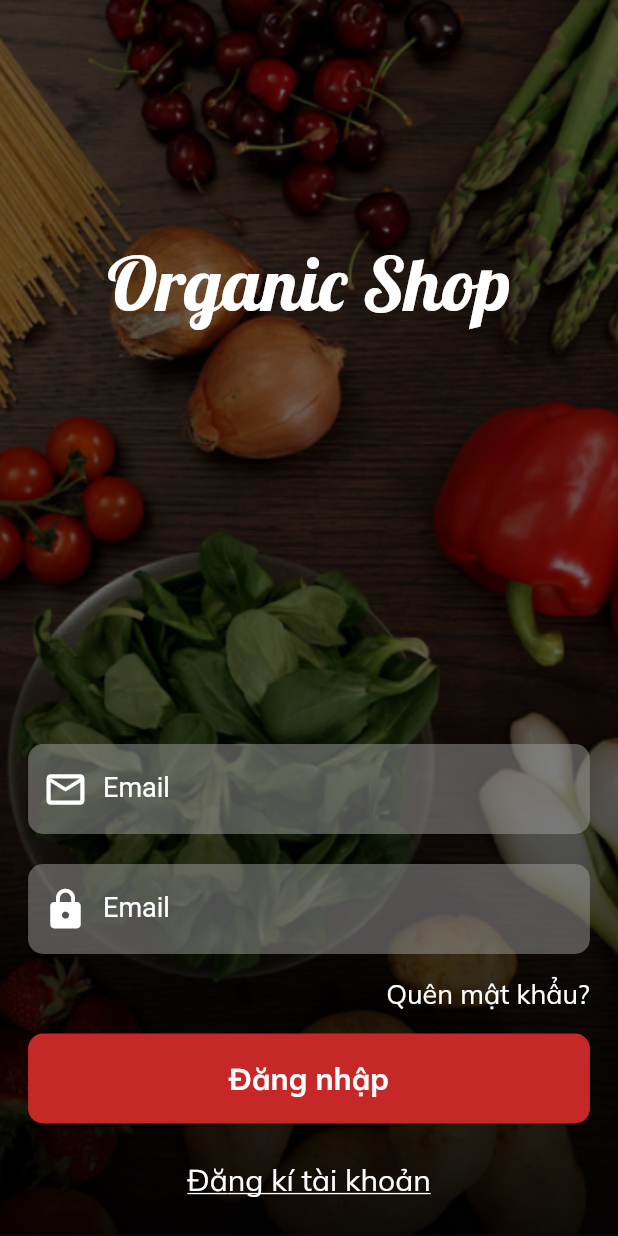
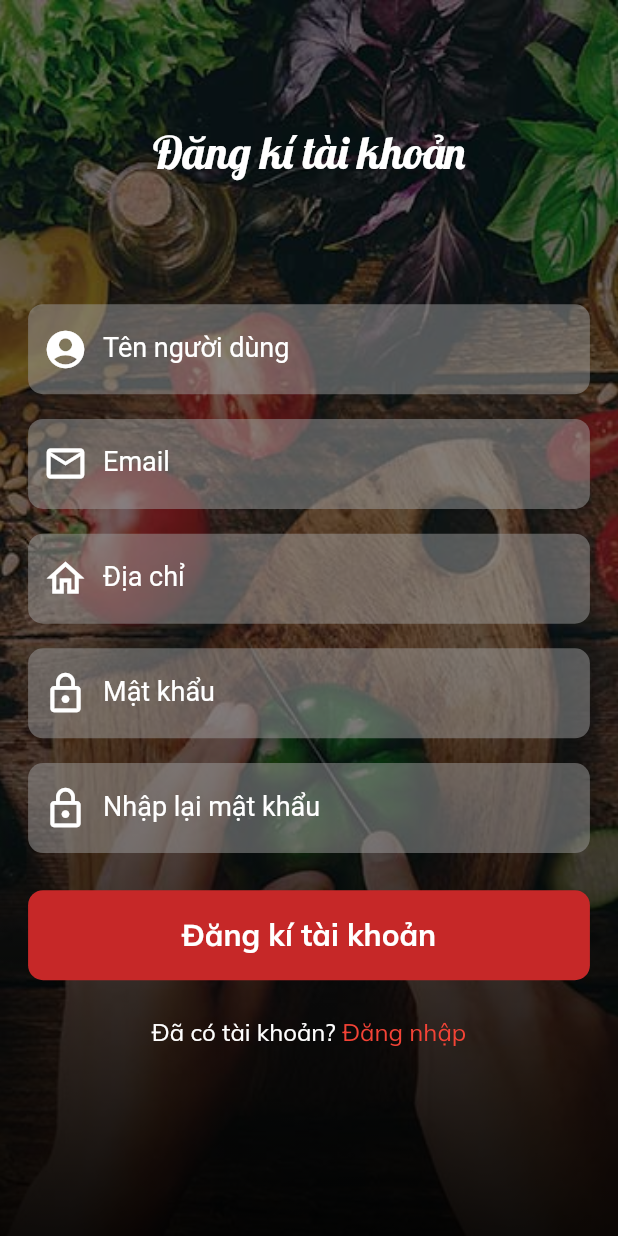
Before and after one commit to huyhuynh1905/organic_app_flutter, a Flutter app: the screen it shows after launch, after a tap on "Đăng kí tài khoản", on a phone screen of 412 x 824 dp. Run offline on Flutter 3.47's test engine with Material 2 defaults, Android fonts, the phone set to English and light mode, and no system bars; our stand-ins replace google_fonts, lottie; project files that could hold a hidden picture were left out.

Commit message:
add register screen

```diff
--- /dev/null
+++ b/lib/const/app_route.dart
@@ -0,0 +1,14 @@
+import 'package:flutter/material.dart';
+import 'package:organic_app_flutter/screen/login_screen.dart';
+import 'package:organic_app_flutter/screen/register_screen.dart';
+import 'package:organic_app_flutter/screen/splash_screen.dart';
+
+class RouteApp{
+  static Map<String, WidgetBuilder> routeApp(BuildContext context) {
+    return <String, WidgetBuilder>{
+      "/" : (context) => SplashScreen(),
+      "/login": (context) => LoginScreen(),
+      "/register": (context) => RegisterScreen()
+    };
+  }
+}
--- a/lib/main.dart
+++ b/lib/main.dart
@@ -1,5 +1,7 @@
 import 'package:flutter/material.dart';
 import 'package:organic_app_flutter/screen/splash_screen.dart';
+
+import 'const/app_route.dart';
 
 void main() {
   runApp(MyApp());
@@ -14,7 +16,9 @@ class MyApp extends StatelessWidget {
       theme: ThemeData(
         primarySwatch: Colors.blue,
       ),
-      home: SplashScreen(),
+      initialRoute: "/",
+      routes: RouteApp.routeApp(context),
+      //home: SplashScreen(),
     );
   }
 }
--- /dev/null
+++ b/lib/mywidget/background_image.dart
@@ -0,0 +1,34 @@
+import 'package:flutter/material.dart';
+
+class BackgroundWidget extends StatelessWidget {
+  const BackgroundWidget({
+    Key? key,
+    required this.pathImage
+  }) : super(key: key);
+
+  final String pathImage;
+
+  @override
+  Widget build(BuildContext context) {
+    return ShaderMask(
+      shaderCallback: (rect) => LinearGradient(
+          begin: Alignment.bottomCenter,
+          end: Alignment.center,
+          colors: [
+            Colors.black87,
+            Colors.transparent
+          ]
+      ).createShader(rect),
+      blendMode: BlendMode.darken,
+      child: Container(
+        decoration: BoxDecoration(
+            image: DecorationImage(
+                image: AssetImage(pathImage),
+                fit: BoxFit.cover,
+                colorFilter: ColorFilter.mode(Colors.black54, BlendMode.darken)
+            )
+        ),
+      ),
+    );
+  }
+}
--- a/lib/mywidget/red_text_button.dart
+++ b/lib/mywidget/red_text_button.dart
@@ -34,7 +34,7 @@ class RedTextButton extends StatelessWidget {
             )
         ),
         onPressed: () {
-          print('Click button Login');
+          print('Click button $tittle');
         },
         child: Text(
           tittle,
--- a/lib/screen/login_screen.dart
+++ b/lib/screen/login_screen.dart
@@ -1,5 +1,6 @@
 import 'package:flutter/material.dart';
 import 'package:google_fonts/google_fonts.dart';
+import 'package:organic_app_flutter/mywidget/background_image.dart';
 import 'package:organic_app_flutter/mywidget/red_text_button.dart';
 import 'package:organic_app_flutter/mywidget/text_input.dart';
 import 'package:organic_app_flutter/mywidget/text_input_pass.dart';
@@ -21,26 +22,7 @@ class _LoginScreenState extends State<LoginScreen> {
         height: double.infinity,
         child: Stack(
           children: [
-            ShaderMask(
-              shaderCallback: (rect) => LinearGradient(
-                begin: Alignment.bottomCenter,
-                end: Alignment.center,
-                colors: [
-                  Colors.black87,
-                  Colors.transparent
-                ]
-              ).createShader(rect),
-              blendMode: BlendMode.darken,
-              child: Container(
-                decoration: BoxDecoration(
-                  image: DecorationImage(
-                    image: AssetImage("assets/images/loginbkg.png"),
-                    fit: BoxFit.cover,
-                    colorFilter: ColorFilter.mode(Colors.black54, BlendMode.darken)
-                  )
-                ),
-              ),
-            ),
+            BackgroundWidget(pathImage: "assets/images/loginbkg.png",),
             Scaffold(
               backgroundColor: Colors.transparent,
               body: Column(
@@ -63,7 +45,7 @@ class _LoginScreenState extends State<LoginScreen> {
                   ),
                   SizedBox(height: 20,),
                   TextFieldPassword(
-                    hintText: "Email",
+                    hintText: "Mật khẩu",
                     iconData: Icons.lock,
                   ),
                   SizedBox(height: 15,),
@@ -96,6 +78,7 @@ class _LoginScreenState extends State<LoginScreen> {
                       child: GestureDetector(
                         onTap: () {
                           print('Click Đăng kí tài khoản');
+                          Navigator.pushNamed(context, "/register");
                         },
                         child: Text(
                           'Đăng kí tài khoản',
--- /dev/null
+++ b/lib/screen/register_screen.dart
@@ -0,0 +1,111 @@
+import 'package:flutter/material.dart';
+import 'package:google_fonts/google_fonts.dart';
+import 'package:organic_app_flutter/mywidget/background_image.dart';
+import 'package:organic_app_flutter/mywidget/red_text_button.dart';
+import 'package:organic_app_flutter/mywidget/text_input.dart';
+import 'package:organic_app_flutter/mywidget/text_input_pass.dart';
+
+class RegisterScreen extends StatefulWidget {
+  const RegisterScreen({Key? key}) : super(key: key);
+
+  @override
+  _RegisterScreenState createState() => _RegisterScreenState();
+}
+
+class _RegisterScreenState extends State<RegisterScreen> {
+  @override
+  Widget build(BuildContext context) {
+    Size size = MediaQuery.of(context).size;
+    return Scaffold(
+      body: Container(
+        height: double.infinity,
+        width: double.infinity,
+        child: Stack(
+          children: [
+            BackgroundWidget(pathImage: "assets/images/image_register_bg.jpg",),
+            Scaffold(
+              backgroundColor: Colors.transparent,
+              body: SingleChildScrollView(
+                child: Column(
+                  children: [
+                    SizedBox(height: size.height * 0.1,),
+                    Center(
+                      child: Text(
+                        "Đăng kí tài khoản",
+                        style: GoogleFonts.lobster(
+                          color: Colors.white,
+                          fontSize: 30
+                        ),
+                      ),
+                    ),
+                    SizedBox(height: size.height * 0.1,),
+                    TextFieldEmail(
+                      iconData: Icons.account_circle_rounded,
+                      hintText: "Tên người dùng",
+                    ),
+                    SizedBox(height: size.height * 0.02,),
+                    TextFieldEmail(
+                      iconData: Icons.email_outlined,
+                      hintText: "Email",
+                    ),
+                    SizedBox(height: size.height * 0.02,),
+                    TextFieldEmail(
+                      iconData: Icons.home_outlined,
+                      hintText: "Địa chỉ",
+                    ),
+                    SizedBox(height: size.height * 0.02,),
+                    TextFieldPassword(
+                      iconData: Icons.lock_outline,
+                      hintText: "Mật khẩu",
+                    ),
+                    SizedBox(height: size.height * 0.02,),
+                    TextFieldPassword(
+                      iconData: Icons.lock_outline,
+                      hintText: "Nhập lại mật khẩu",
+                    ),
+                    SizedBox(height: size.height *0.03,),
+                    RedTextButton(
+                      radius: 10,
+                      widthButton: size.width/1.1,
+                      heightButton: 60,
+                      tittle: "Đăng kí tài khoản",
+                    ),
+                    SizedBox(height: size.height *0.03,),
+                    Container(
+                      child: Row(
+                        crossAxisAlignment: CrossAxisAlignment.center,
+                        mainAxisAlignment: MainAxisAlignment.center,
+                        children: [
+                          Text(
+                            'Đã có tài khoản? ',
+                            style: GoogleFonts.mulish(
+                              color: Colors.white,
+                              fontSize: 16
+                            ),
+                          ),
+                          GestureDetector(
+                            onTap: () {
+                              print("Click text Login");
+                              Navigator.pop(context);
+                            },
+                            child: Text(
+                              'Đăng nhập',
+                              style: GoogleFonts.mulish(
+                                color: Colors.red,
+                                fontSize: 16
+                              ),
+                            ),
+                          )
+                        ],
+                      ),
+                    )
+                  ],
+                ),
+              ),
+            )
+          ],
+        ),
+      ),
+    );
+  }
+}
--- a/lib/screen/splash_screen.dart
+++ b/lib/screen/splash_screen.dart
@@ -20,7 +20,7 @@ class _SplashScreenState extends State<SplashScreen> {
     SystemChrome.setSystemUIOverlayStyle(SystemUiOverlayStyle(statusBarColor: Colors.transparent));
     SystemChrome.setEnabledSystemUIOverlays([SystemUiOverlay.top]);
     super.initState();
-    Timer(Duration(seconds: 2),()=>Navigator.pushReplacement(context, MaterialPageRoute(builder: (context) => LoginScreen())));
+    Timer(Duration(seconds: 2),()=>Navigator.pushReplacementNamed(context, "/login"));
   }
   @override
   Widget build(BuildContext context) {
```
Also changed, not shown: assets/images/image_register_bg.jpg (added), 1 other file.
